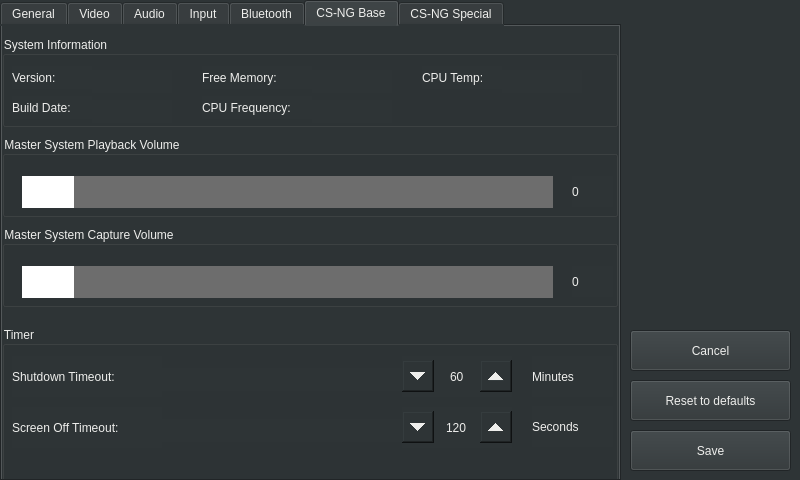
Above: src/autoapp/UI/settingswindow.ui from arash-rasouli/openauto before the change. Below: the same form after it.
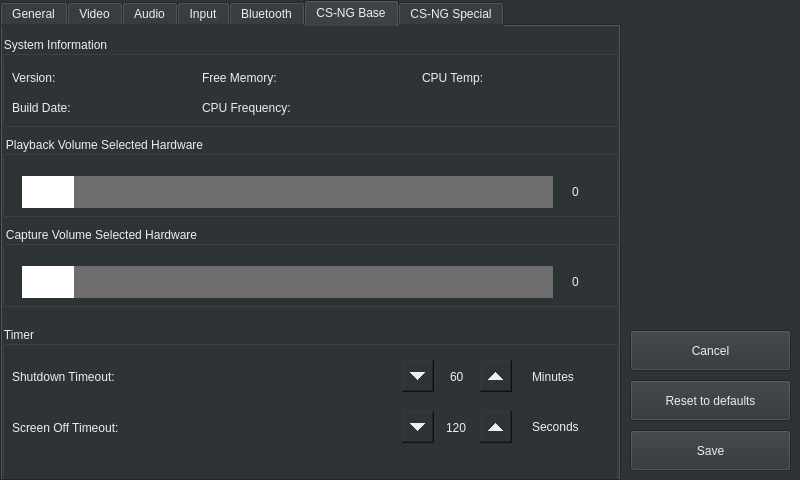
That is the form after the change. The open tabs and pages were chosen to show the change. Icons and pictures are not drawn.

Commit message: Rework audio setup pulseaudio / system interaction

The edit to the form file:
```diff
--- a/src/autoapp/UI/settingswindow.ui
+++ b/src/autoapp/UI/settingswindow.ui
@@ -1289,7 +1289,7 @@
       </rect>
      </property>
      <property name="title">
-      <string>Master System Playback Volume</string>
+      <string>Playback Volume Selected Hardware</string>
      </property>
      <widget class="QLabel" name="labelSystemVolumeValue">
       <property name="geometry">
@@ -1335,7 +1335,7 @@
       </rect>
      </property>
      <property name="title">
-      <string>Master System Capture Volume</string>
+      <string>Capture Volume Selected Hardware</string>
      </property>
      <widget class="QLabel" name="labelSystemCaptureValue">
       <property name="geometry">
```
The commit also changes 3 other files.
